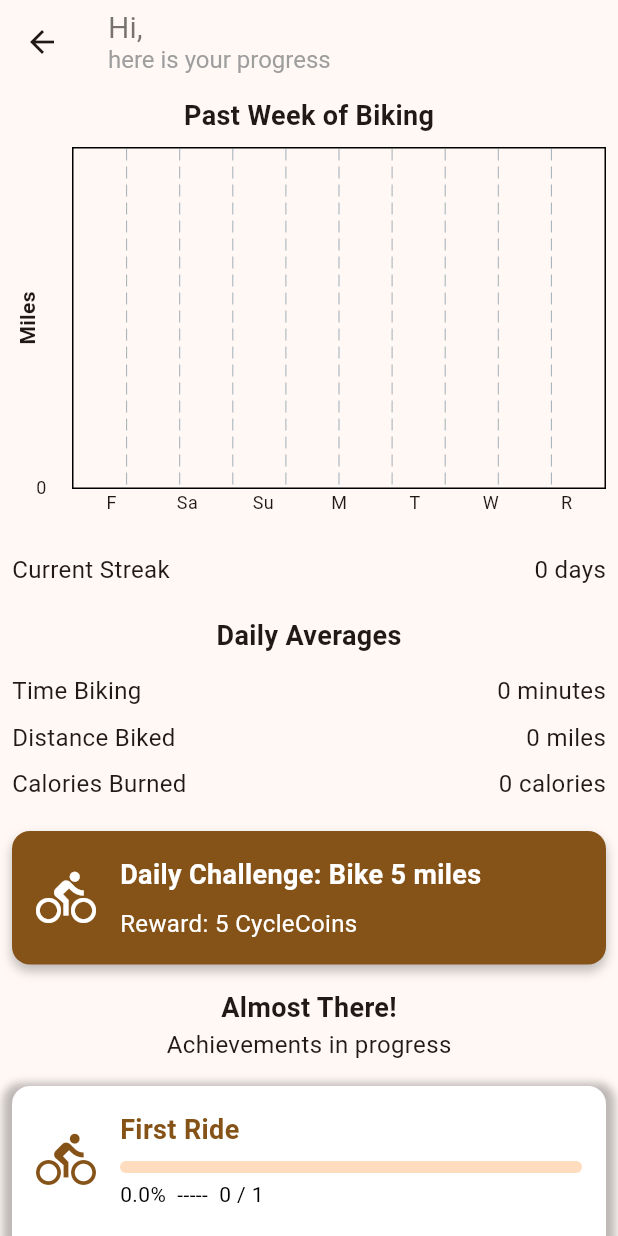
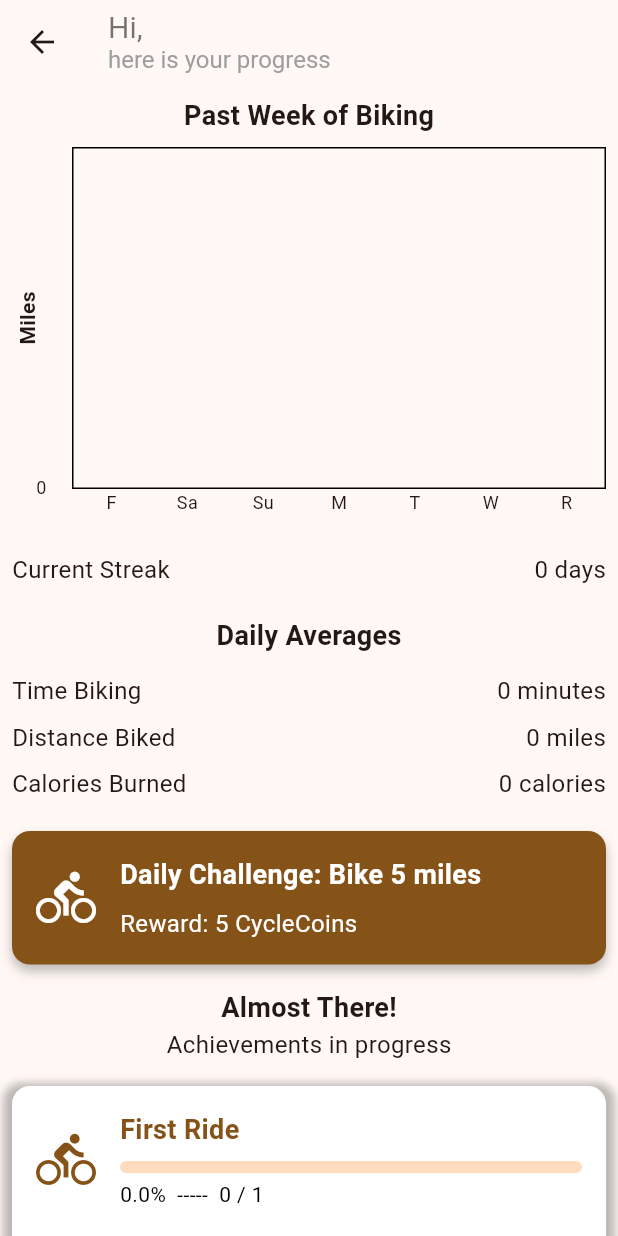
Before and after one commit to UCD-193AB-ws24/CycleGuardFrontend, a Flutter app: the HomePage screen opened directly, on a phone screen of 412 x 824 dp. Run offline on Flutter 3.47's test engine with Material 3 defaults, Android fonts, the phone set to English and light mode, and no system bars; drawn by our look-alikes of fl_chart; our stand-ins replace flutter_blue_plus, flutter_dotenv, flutter_svg, fluttertoast, get, get_storage and 7 more; missing offline and left inert: dart:ffi, flutter_polyline_points; accounts and stored records are empty; network calls fail.

Commit message:
Application stays vertical. Leaderboard shows miles instead of km. Home page graph is less cluttered.

```diff
--- a/lib/pages/home_page.dart
+++ b/lib/pages/home_page.dart
@@ -88,13 +88,13 @@ class _HomePageState extends State<HomePage> {
                   alignment: BarChartAlignment.spaceAround,
                   maxY: 1.2 * rotatedDistances.reduce((a, b) => a > b ? a : b), // 1.2 * the max value in rotatedDistances
                   barGroups: [
-                    BarChartGroupData(x: 0, barRods: [BarChartRodData(fromY: 0, toY: rotatedDistances[0], color: selectedColor)]),
-                    BarChartGroupData(x: 1, barRods: [BarChartRodData(fromY: 0, toY: rotatedDistances[1], color: selectedColor)]),
-                    BarChartGroupData(x: 2, barRods: [BarChartRodData(fromY: 0, toY: rotatedDistances[2], color: selectedColor)]),
-                    BarChartGroupData(x: 3, barRods: [BarChartRodData(fromY: 0, toY: rotatedDistances[3], color: selectedColor)]),
-                    BarChartGroupData(x: 4, barRods: [BarChartRodData(fromY: 0, toY: rotatedDistances[4], color: selectedColor)]),
-                    BarChartGroupData(x: 5, barRods: [BarChartRodData(fromY: 0, toY: rotatedDistances[5], color: selectedColor)]),
-                    BarChartGroupData(x: 6, barRods: [BarChartRodData(fromY: 0, toY: rotatedDistances[6], color: selectedColor)]),
+                    BarChartGroupData(x: 0, barRods: [BarChartRodData(fromY: 0, toY: rotatedDistances[0], color: selectedColor, width: 25.0)]),
+                    BarChartGroupData(x: 1, barRods: [BarChartRodData(fromY: 0, toY: rotatedDistances[1], color: selectedColor, width: 25.0)]),
+                    BarChartGroupData(x: 2, barRods: [BarChartRodData(fromY: 0, toY: rotatedDistances[2], color: selectedColor, width: 25.0)]),
+                    BarChartGroupData(x: 3, barRods: [BarChartRodData(fromY: 0, toY: rotatedDistances[3], color: selectedColor, width: 25.0)]),
+                    BarChartGroupData(x: 4, barRods: [BarChartRodData(fromY: 0, toY: rotatedDistances[4], color: selectedColor, width: 25.0)]),
+                    BarChartGroupData(x: 5, barRods: [BarChartRodData(fromY: 0, toY: rotatedDistances[5], color: selectedColor, width: 25.0)]),
+                    BarChartGroupData(x: 6, barRods: [BarChartRodData(fromY: 0, toY: rotatedDistances[6], color: selectedColor, width: 25.0)]),
                   ],
                   titlesData: FlTitlesData(
                     leftTitles: AxisTitles(
@@ -119,6 +119,27 @@ class _HomePageState extends State<HomePage> {
                     ),
                     rightTitles: AxisTitles(sideTitles: SideTitles(showTitles: false)),
                     topTitles: AxisTitles(sideTitles: SideTitles(showTitles: false)),
+                  ),
+                  gridData: FlGridData(
+                    drawHorizontalLine: false,
+                    drawVerticalLine: false,
+                  ),
+                  barTouchData: BarTouchData(
+                    touchTooltipData: BarTouchTooltipData(
+                      getTooltipColor: (group) => Theme.of(context).brightness == Brightness.dark
+                        ? Theme.of(context).colorScheme.secondary
+                        : Theme.of(context).colorScheme.secondaryFixed,
+                      getTooltipItem: (group, groupIndex, rod, rodIndex) {
+                        return BarTooltipItem(
+                          '${rod.toY.toStringAsFixed(1)}', // Keep default formatting
+                          TextStyle(color: Theme.of(context).brightness == Brightness.dark
+                            ? Colors.white
+                            : selectedColor,
+                          ), // Only change text color
+                        );
+                      },
+                    ),
+
                   ),
                 ),
               ),
--- a/lib/pages/leader_page.dart
+++ b/lib/pages/leader_page.dart
@@ -136,7 +136,7 @@ class _LeaderPageState extends State<LeaderPage> with SingleTickerProviderStateM
                     title: Text(leader.username),
                     subtitle: Text(
                       isDistanceMode
-                          ? 'Distance: ${leader.distance.toStringAsFixed(2)} km'
+                          ? 'Distance: ${leader.distance.toStringAsFixed(2)} miles'
                           : 'Time: ${leader.distance.toStringAsFixed(2)} hrs',
                     ),
                   ),
```
Also changed, not shown: lib/main.dart (+8 -1 lines).
